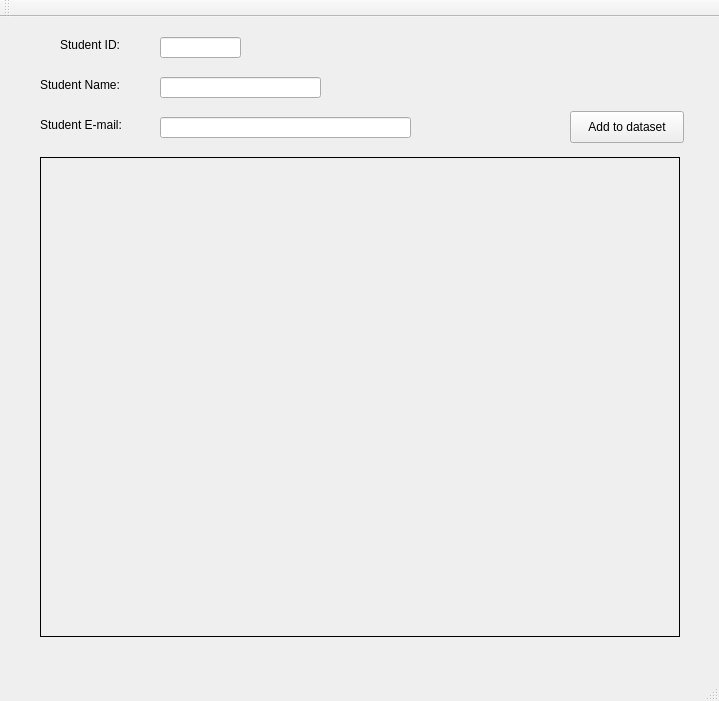
First picture: the form in 01_face_dataset.ui, repository murat8itu/face_based_attendance_client, before the edit.
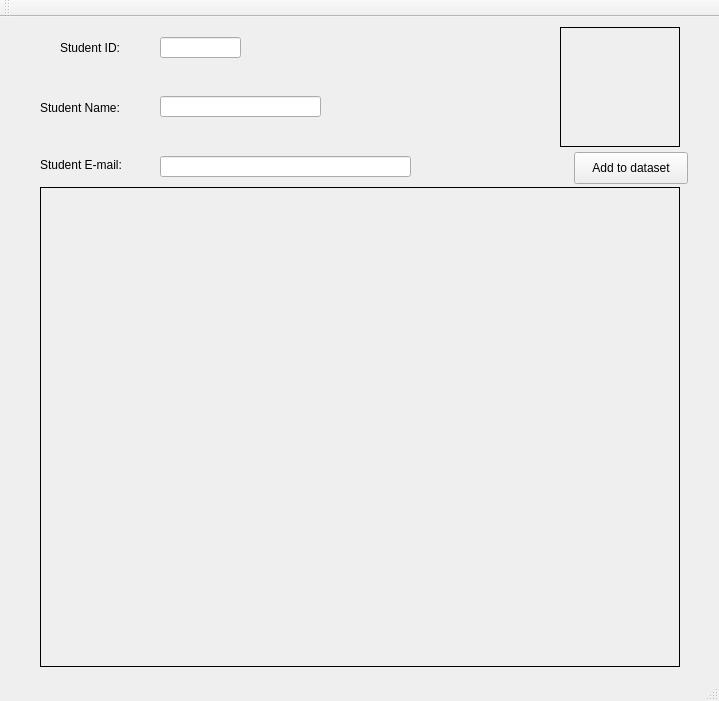
Second picture: the form after the edit.

Commit message: Face Recognition OpenFace Added

The edit to the form file:
```diff
--- a/01_face_dataset.ui
+++ b/01_face_dataset.ui
@@ -17,8 +17,8 @@
    <widget class="QPushButton" name="addToDatasetButton">
     <property name="geometry">
      <rect>
-      <x>570</x>
-      <y>94</y>
+      <x>574</x>
+      <y>135</y>
       <width>114</width>
       <height>32</height>
      </rect>
@@ -31,7 +31,7 @@
     <property name="geometry">
      <rect>
       <x>60</x>
-      <y>20</y>
+      <y>23</y>
       <width>81</width>
       <height>16</height>
      </rect>
@@ -57,7 +57,7 @@
     <property name="geometry">
      <rect>
       <x>40</x>
-      <y>60</y>
+      <y>83</y>
       <width>101</width>
       <height>16</height>
      </rect>
@@ -70,7 +70,7 @@
     <property name="geometry">
      <rect>
       <x>160</x>
-      <y>60</y>
+      <y>79</y>
       <width>161</width>
       <height>21</height>
      </rect>
@@ -80,7 +80,7 @@
     <property name="geometry">
      <rect>
       <x>160</x>
-      <y>100</y>
+      <y>139</y>
       <width>251</width>
       <height>21</height>
      </rect>
@@ -90,7 +90,7 @@
     <property name="geometry">
      <rect>
       <x>40</x>
-      <y>100</y>
+      <y>140</y>
       <width>101</width>
       <height>16</height>
      </rect>
@@ -103,7 +103,7 @@
     <property name="geometry">
      <rect>
       <x>40</x>
-      <y>140</y>
+      <y>170</y>
       <width>640</width>
       <height>480</height>
      </rect>
@@ -115,11 +115,27 @@
      <string/>
     </property>
    </widget>
+   <widget class="QLabel" name="pictureLabel">
+    <property name="geometry">
+     <rect>
+      <x>560</x>
+      <y>10</y>
+      <width>120</width>
+      <height>120</height>
+     </rect>
+    </property>
+    <property name="frameShape">
+     <enum>QFrame::Box</enum>
+    </property>
+    <property name="text">
+     <string/>
+    </property>
+   </widget>
    <widget class="QLabel" name="statusLabel">
     <property name="geometry">
      <rect>
-      <x>420</x>
-      <y>100</y>
+      <x>422</x>
+      <y>138</y>
       <width>151</width>
       <height>20</height>
      </rect>
```
The commit also changes 133 other files.
